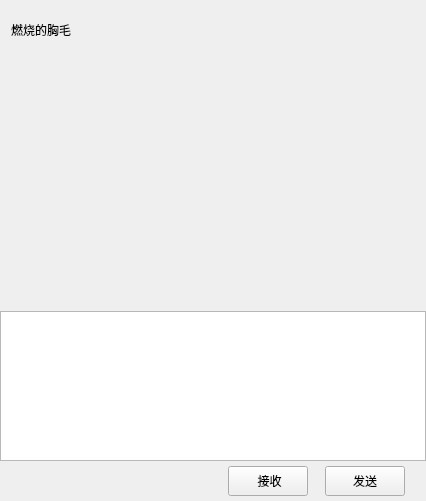
Old version of the form TianChat/chatpage.ui in the repository TianJinzi/TianChat.
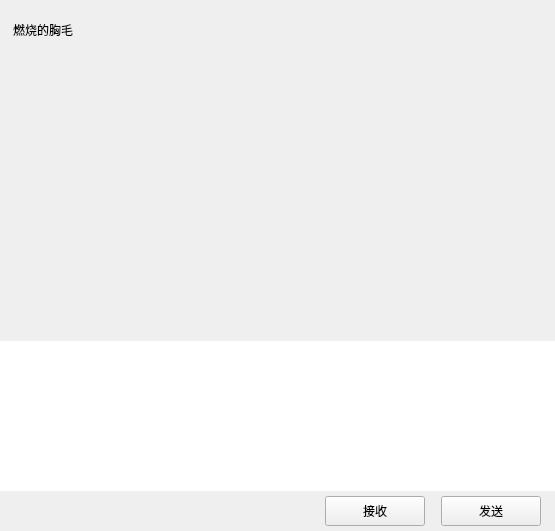
New version of the form. Custom widgets are drawn as their Qt base class.

```diff
--- a/TianChat/chatpage.ui
+++ b/TianChat/chatpage.ui
@@ -6,14 +6,14 @@
    <rect>
     <x>0</x>
     <y>0</y>
-    <width>426</width>
-    <height>501</height>
+    <width>555</width>
+    <height>531</height>
    </rect>
   </property>
   <property name="windowTitle">
    <string>Form</string>
   </property>
-  <layout class="QVBoxLayout" name="verticalLayout_2">
+  <layout class="QVBoxLayout" name="verticalLayout">
    <property name="spacing">
     <number>0</number>
    </property>
@@ -31,13 +31,13 @@
    </property>
    <item>
     <widget class="QWidget" name="chat_data_wid" native="true">
-     <property name="maximumSize">
-      <size>
-       <width>16777215</width>
-       <height>16777215</height>
-      </size>
+     <property name="sizePolicy">
+      <sizepolicy hsizetype="Expanding" vsizetype="Expanding">
+       <horstretch>0</horstretch>
+       <verstretch>0</verstretch>
+      </sizepolicy>
      </property>
-     <layout class="QVBoxLayout" name="verticalLayout_8">
+     <layout class="QVBoxLayout" name="verticalLayout_2">
       <property name="spacing">
        <number>0</number>
       </property>
@@ -67,7 +67,10 @@
           <height>60</height>
          </size>
         </property>
-        <layout class="QVBoxLayout" name="verticalLayout_9">
+        <layout class="QVBoxLayout" name="verticalLayout_3">
+         <property name="leftMargin">
+          <number>11</number>
+         </property>
          <property name="topMargin">
           <number>2</number>
          </property>
@@ -190,14 +193,14 @@
           <widget class="ClickedLabel" name="file_lb">
            <property name="minimumSize">
             <size>
-             <width>25</width>
-             <height>25</height>
+             <width>30</width>
+             <height>30</height>
             </size>
            </property>
            <property name="maximumSize">
             <size>
-             <width>25</width>
-             <height>25</height>
+             <width>30</width>
+             <height>30</height>
             </size>
            </property>
            <property name="text">
@@ -235,6 +238,9 @@
           <height>150</height>
          </size>
         </property>
+        <property name="frameShape">
+         <enum>QFrame::NoFrame</enum>
+        </property>
        </widget>
       </item>
       <item>
@@ -251,19 +257,10 @@
           <height>40</height>
          </size>
         </property>
-        <layout class="QHBoxLayout" name="horizontalLayout_11">
-         <property name="spacing">
-          <number>7</number>
-         </property>
-         <property name="leftMargin">
-          <number>11</number>
-         </property>
+        <layout class="QHBoxLayout" name="horizontalLayout_4">
          <property name="topMargin">
           <number>2</number>
          </property>
-         <property name="rightMargin">
-          <number>11</number>
-         </property>
          <property name="bottomMargin">
           <number>2</number>
          </property>
@@ -274,7 +271,7 @@
            </property>
            <property name="sizeHint" stdset="0">
             <size>
-             <width>40</width>
+             <width>36</width>
              <height>20</height>
             </size>
            </property>
@@ -282,6 +279,12 @@
          </item>
          <item>
           <widget class="ClickedBtn" name="receive_btn">
+           <property name="minimumSize">
+            <size>
+             <width>100</width>
+             <height>30</height>
+            </size>
+           </property>
            <property name="maximumSize">
             <size>
              <width>100</width>
@@ -289,7 +292,7 @@
             </size>
            </property>
            <property name="text">
-            <string> 接收</string>
+            <string>接收</string>
            </property>
           </widget>
          </item>
@@ -311,6 +314,12 @@
          </item>
          <item>
           <widget class="ClickedBtn" name="send_btn">
+           <property name="minimumSize">
+            <size>
+             <width>100</width>
+             <height>30</height>
+            </size>
+           </property>
            <property name="maximumSize">
             <size>
              <width>100</width>
@@ -332,7 +341,7 @@
            </property>
            <property name="sizeHint" stdset="0">
             <size>
-             <width>10</width>
+             <width>5</width>
              <height>20</height>
             </size>
            </property>
@@ -355,7 +364,12 @@
   <customwidget>
    <class>ClickedLabel</class>
    <extends>QLabel</extends>
-   <header location="global">clickedlabel.h</header>
+   <header>clickedlabel.h</header>
+  </customwidget>
+  <customwidget>
+   <class>MessageTextEdit</class>
+   <extends>QTextEdit</extends>
+   <header>MessageTextEdit.h</header>
   </customwidget>
   <customwidget>
    <class>ChatView</class>
@@ -363,11 +377,6 @@
    <header location="global">chatview.h</header>
    <container>1</container>
   </customwidget>
-  <customwidget>
-   <class>MessageTextEdit</class>
-   <extends>QTextEdit</extends>
-   <header location="global">messagetextedit.h</header>
-  </customwidget>
  </customwidgets>
  <resources/>
  <connections/>
```
Left out of the diff: 38 changed lines with no effect on the pictures.
